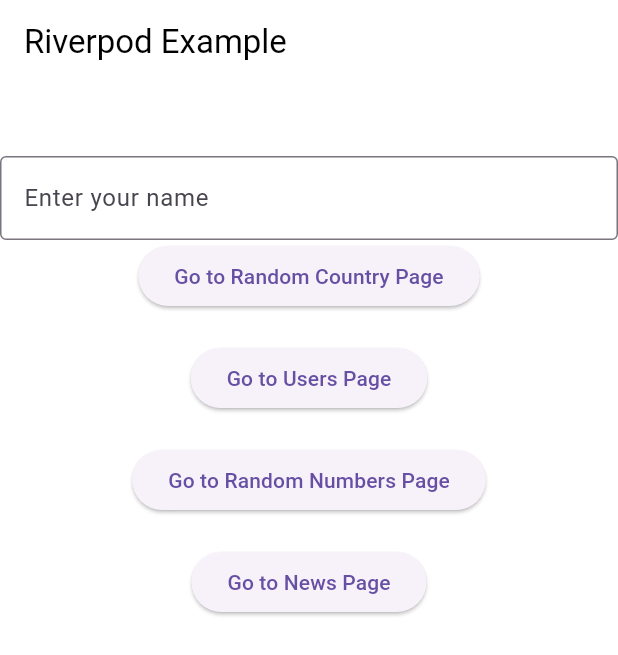
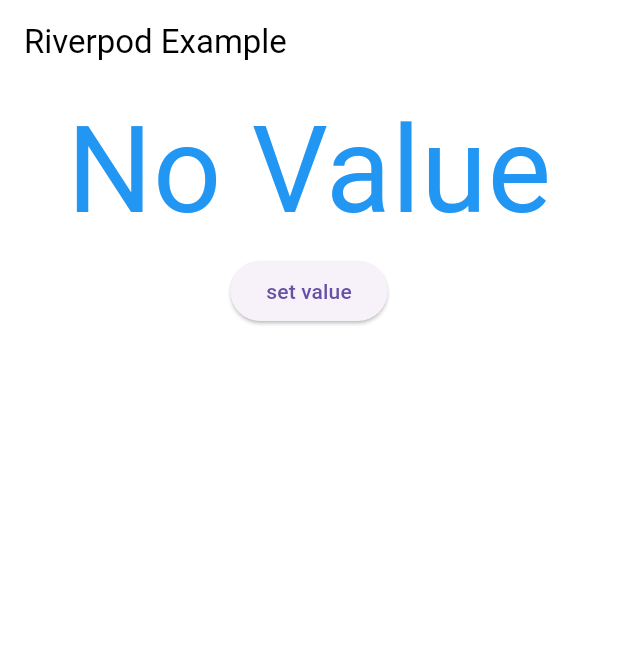
Before and after one commit to mohamed-abdelmaboud1/GDG_core_team_repo, a Flutter app: the screen it shows after launch, on a phone screen of 412 x 824 dp. Shown: the top 655 px of the screen. Run offline on Flutter 3.47's test engine with Material 3 defaults, Android fonts, the phone set to English and light mode, and no system bars; our stand-ins replace dartz, device_preview, dio, flutter_riverpod, flutter_secure_storage, freezed_annotation and 2 more.

Commit message:
Implement secure storage and shared preferences management

```diff
--- /dev/null
+++ b/lib/cache_manager.dart
@@ -0,0 +1,68 @@
+import 'package:flutter_secure_storage/flutter_secure_storage.dart';
+import 'package:shared_preferences/shared_preferences.dart';
+
+class CacheManager {
+  static late final SharedPreferences _pref;
+
+  static init() async {
+    _pref = await SharedPreferences.getInstance();
+  }
+
+  static Future<bool?> setData({
+    required String key,
+    required dynamic value,
+  }) async {
+    if (value is String) {
+      return await _pref.setString(key, value);
+    }
+    if (value is int) {
+      return await _pref.setInt(key, value);
+    }
+    if (value is bool) {
+      return await _pref.setBool(key, value);
+    }
+    if (value is double) {
+      return await _pref.setDouble(key, value);
+    }
+    return null;
+  }
+
+  static dynamic getData({required String key}) {
+    return _pref.get(key);
+  }
+
+  static Future<bool> clearData({required String key}) async {
+    return await _pref.remove(key);
+  }
+
+  static Future<bool> clearAllData() async {
+    return await _pref.clear();
+  }
+}
+
+class SecureCacheManager {
+  static late FlutterSecureStorage secureStorage;
+  static init() async {
+    secureStorage = const FlutterSecureStorage();
+  }
+
+  static Future<String?> getSecureData({required String key}) async {
+    return await secureStorage.read(key: key);
+  }
+
+  static Future<void> setSecureData({
+    required String key,
+    required String value,
+  }) async {
+    await secureStorage.write(key: key, value: value);
+  }
+
+  static Future<void> deleteSecureData({required String key}) async {
+    await secureStorage.delete(key: key);
+  }
+
+  /// Delete all
+  static Future<void> deleteAllSecureData() async {
+    await secureStorage.deleteAll();
+  }
+}
--- a/lib/main.dart
+++ b/lib/main.dart
@@ -4,10 +4,14 @@
 import 'package:flutter/foundation.dart';
 import 'package:flutter/material.dart';
 import 'package:flutter_riverpod/flutter_riverpod.dart';
+import 'package:gdg_core/cache_manager.dart';
+import 'package:gdg_core/shared_pref_helper.dart';
 import 'package:gdg_core/ui/home_page.dart';
 
 void main() async {
   WidgetsFlutterBinding.ensureInitialized();
+  await SharedPrefHelper.init();
+  await CacheManager.init();
   runApp(
     DevicePreview(
       enabled: !kReleaseMode,
--- /dev/null
+++ b/lib/secure_storage_keys.dart
@@ -0,0 +1,6 @@
+class SecureStorageKeys {
+  static const String userToken = 'user_token';
+  static const apiKey = 'api_key';
+  static const String userId = 'user_id';
+  static const String userName = 'user_name';
+}
--- /dev/null
+++ b/lib/shared_pref_helper.dart
@@ -0,0 +1,58 @@
+import 'package:shared_preferences/shared_preferences.dart';
+
+class SharedPrefHelper {
+  static late final SharedPreferences _pref;
+
+  static init() async {
+    _pref = await SharedPreferences.getInstance();
+  }
+
+  static Future<bool> setString({
+    required String key,
+    required String value,
+  }) async {
+    return await _pref.setString(key, value);
+  }
+
+  static Future<bool> setInt({required String key, required int value}) async {
+    return await _pref.setInt(key, value);
+  }
+
+  static Future<bool> setBool({
+    required String key,
+    required bool value,
+  }) async {
+    return await _pref.setBool(key, value);
+  }
+
+  static Future<bool> setDouble({
+    required String key,
+    required double value,
+  }) async {
+    return await _pref.setDouble(key, value);
+  }
+
+  static String? getString({required String key}) {
+    return _pref.getString(key);
+  }
+
+  static int? getInt({required String key}) {
+    return _pref.getInt(key);
+  }
+
+  static bool? getBool({required String key}) {
+    return _pref.getBool(key);
+  }
+
+  static double? getDouble({required String key}) {
+    return _pref.getDouble(key);
+  }
+
+  static Future<bool> clearData({required String key}) async {
+    return await _pref.remove(key);
+  }
+
+  static Future<bool> clearAllData() async {
+    return await _pref.clear();
+  }
+}
--- /dev/null
+++ b/lib/shared_preferences_keys.dart
@@ -0,0 +1,5 @@
+class SharedPreferencesKeys {
+  static const String userToken = 'user_token';
+  static const String userId = 'user_id';
+  static const String userName = 'user_name';
+}
--- a/lib/ui/home_page.dart
+++ b/lib/ui/home_page.dart
@@ -2,11 +2,16 @@
 
 import 'package:flutter/material.dart';
 import 'package:flutter_riverpod/flutter_riverpod.dart';
-import 'package:gdg_core/ui/goto_country_btn.dart';
-import 'package:gdg_core/ui/goto_userstn.dart';
-import 'package:gdg_core/ui/news_page.dart';
+import 'package:gdg_core/cache_manager.dart';
+import 'package:gdg_core/shared_pref_helper.dart';
 
-import 'goto_numbers_btn.dart';
+class SharedPrefKeys {
+  static const String counter = 'counter';
+  static const String repeat = 'repeat';
+  static const String decimal = 'decimal';
+  static const String action = 'action';
+  static const String items = 'items';
+}
 
 class HomePage extends StatelessWidget {
   const HomePage({super.key});
@@ -33,28 +38,75 @@
       appBar: AppBar(title: const Text('Riverpod Example')),
       body: Column(
         children: [
-          NameWidget(),
-          SizedBox(height: 20),
-          //textForm
-          CustomTextFrom(),
-          GotoCountryBtn(),
+          NameWidgetV2(),
+          ElevatedButton(
+            onPressed: () async {
+              await CacheManager.setData(
+                key: SharedPrefKeys.counter,
+                value: 20,
+              );
+                await CacheManager.setData(
+                key: SharedPrefKeys.repeat,
+                value: 'repeat',
+              );
+              // await SharedPrefHelper.clearData(key: SharedPrefKeys.counter);
+            },
+            child: const Text('set value'),
+          ),
+          // SizedBox(height: 20),
+          // //textForm
+          // CustomTextFrom(),
+          // GotoCountryBtn(),
 
-          SizedBox(height: 20),
-          GotoUserstn(),
-          SizedBox(height: 20),
-          GotoNumbersBtn(),
-          SizedBox(height: 20),
-          ElevatedButton(
-            onPressed: () {
-              //NewsPage
-              Navigator.push(
-                context,
-                MaterialPageRoute(builder: (context) => const NewsPage()),
-              );
-            },
-            child: const Text('Go to News Page'),
-          ),
+          // SizedBox(height: 20),
+          // GotoUserstn(),
+          // SizedBox(height: 20),
+          // GotoNumbersBtn(),
+          // SizedBox(height: 20),
+          // ElevatedButton(
+          //   onPressed: () {
+          //     //NewsPage
+          //     Navigator.push(
+          //       context,
+          //       MaterialPageRoute(builder: (context) => const NewsPage()),
+          //     );
+          //   },
+          //   child: const Text('Go to News Page'),
+          // ),
         ],
+      ),
+    );
+  }
+}
+
+class NameWidgetV2 extends StatefulWidget {
+  const NameWidgetV2({super.key});
+
+  @override
+  State<NameWidgetV2> createState() => _NameWidgetV2State();
+}
+
+class _NameWidgetV2State extends State<NameWidgetV2> {
+  // late int counter;
+
+  @override
+  void initState() {
+    super.initState();
+    // getLocalData();
+  }
+
+  // getLocalData() async {
+  //   final SharedPreferences prefs = await SharedPreferences.getInstance();
+  //   counter = prefs.getInt(SharedPrefKeys.counter) ?? 0;
+  // }
+
+  @override
+  Widget build(BuildContext context) {
+    return Center(
+      child: Text(
+        CacheManager.getData(key: SharedPrefKeys.repeat)?.toString() ??
+            'No Value',
+        style: TextStyle(fontSize: 80, color: Colors.blue),
       ),
     );
   }
--- a/pubspec.yaml
+++ b/pubspec.yaml
@@ -35,9 +35,11 @@
   flutter:
     sdk: flutter
   flutter_riverpod: ^2.6.1
+  flutter_secure_storage: ^9.2.4
   freezed_annotation: ^2.4.1
   gap: ^3.0.1
   http: ^1.4.0
+  shared_preferences: ^2.5.3
 
 dev_dependencies:
   build_runner: ^2.4.6
```
Also changed, not shown: pubspec.lock, 5 other files.
